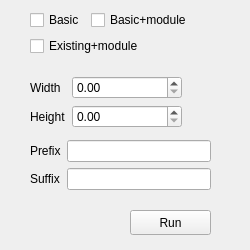
Qt form windows/AutoNumbering.ui (sensehawk/qgis_plugin) before a commit.
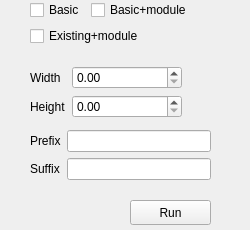
The same form after that commit. Custom widgets are drawn as their Qt base class.

Patch:
```diff
--- a/windows/AutoNumbering.ui
+++ b/windows/AutoNumbering.ui
@@ -7,7 +7,7 @@
     <x>0</x>
     <y>0</y>
     <width>250</width>
-    <height>250</height>
+    <height>230</height>
    </rect>
   </property>
   <property name="sizePolicy">
@@ -19,7 +19,7 @@
   <property name="minimumSize">
    <size>
     <width>250</width>
-    <height>250</height>
+    <height>230</height>
    </size>
   </property>
   <property name="windowTitle">
@@ -29,7 +29,7 @@
    <property name="geometry">
     <rect>
      <x>30</x>
-     <y>10</y>
+     <y>0</y>
      <width>189</width>
      <height>54</height>
     </rect>
@@ -62,7 +62,7 @@
    <property name="geometry">
     <rect>
      <x>30</x>
-     <y>76</y>
+     <y>66</y>
      <width>152</width>
      <height>60</height>
     </rect>
@@ -98,7 +98,7 @@
    <property name="geometry">
     <rect>
      <x>130</x>
-     <y>210</y>
+     <y>200</y>
      <width>81</width>
      <height>25</height>
     </rect>
@@ -111,7 +111,7 @@
    <property name="geometry">
     <rect>
      <x>30</x>
-     <y>140</y>
+     <y>130</y>
      <width>181</width>
      <height>58</height>
     </rect>
```
